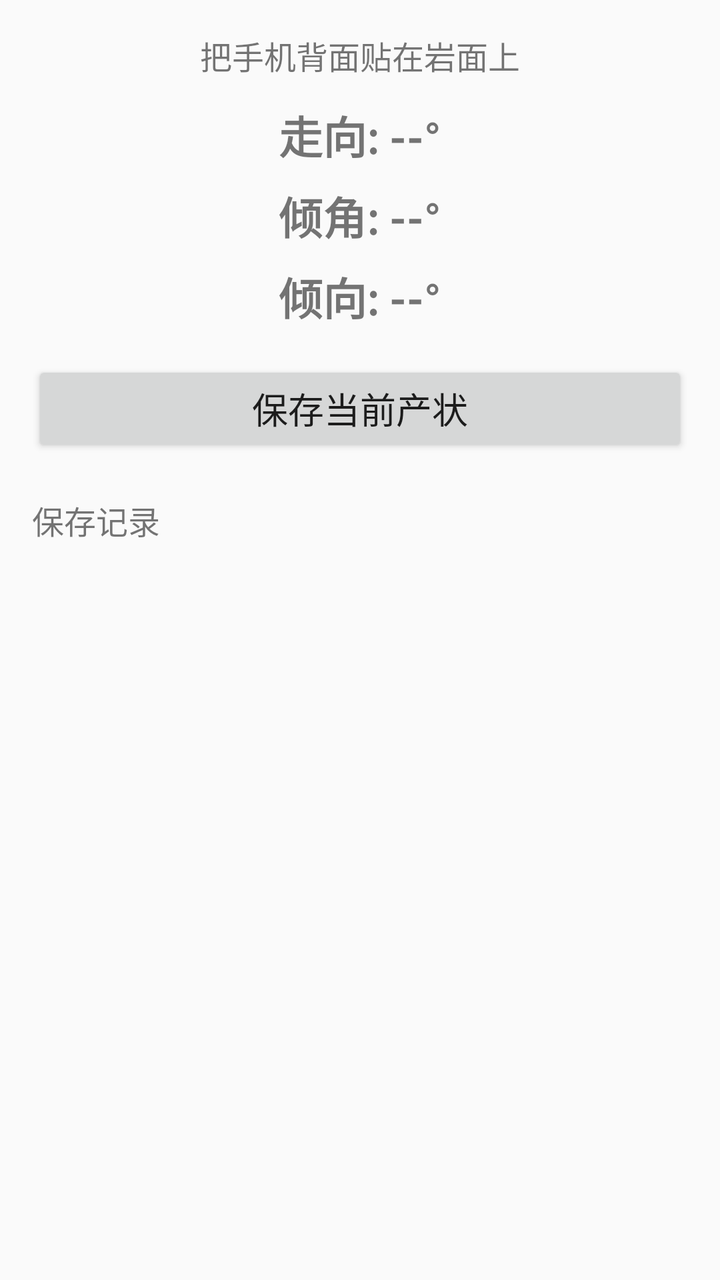
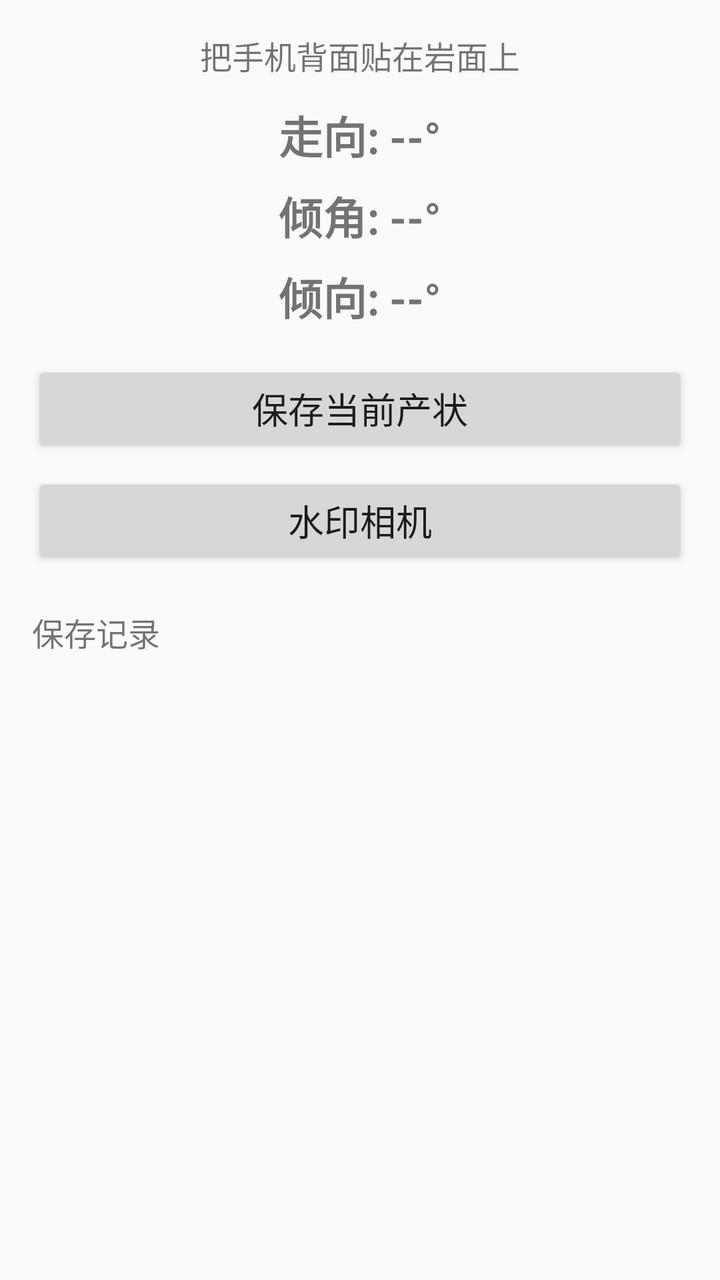

The first picture is an Android layout as it rendered before a commit; the second is the same layout after the commit. The layout source and the unified diff follow.
<!-- AndroidManifest.xml: application theme Theme.AppCompat.Light.DarkActionBar -->
<!-- res/layout/activity_main.xml -->
<?xml version="1.0" encoding="utf-8"?>
<LinearLayout xmlns:android="http://schemas.android.com/apk/res/android"
    android:layout_width="match_parent"
    android:layout_height="match_parent"
    android:orientation="vertical"
    android:padding="16dp">

    <TextView
        android:layout_width="match_parent"
        android:layout_height="wrap_content"
        android:text="把手机背面贴在岩面上"
        android:textSize="16sp"
        android:gravity="center"
        android:paddingBottom="12dp" />

    <TextView
        android:id="@+id/tvStrike"
        android:layout_width="match_parent"
        android:layout_height="wrap_content"
        android:text="走向: --°"
        android:textSize="22sp"
        android:textStyle="bold"
        android:gravity="center" />

    <TextView
        android:id="@+id/tvDip"
        android:layout_width="match_parent"
        android:layout_height="wrap_content"
        android:text="倾角: --°"
        android:textSize="22sp"
        android:textStyle="bold"
        android:gravity="center"
        android:paddingTop="8dp" />

    <TextView
        android:id="@+id/tvDipDir"
        android:layout_width="match_parent"
        android:layout_height="wrap_content"
        android:text="倾向: --°"
        android:textSize="22sp"
        android:textStyle="bold"
        android:gravity="center"
        android:paddingTop="8dp"
        android:paddingBottom="16dp" />

    <Button
        android:id="@+id/btnSave"
        android:layout_width="match_parent"
        android:layout_height="wrap_content"
        android:text="保存当前产状"
        android:textSize="18sp" />

    <TextView
        android:layout_width="match_parent"
        android:layout_height="wrap_content"
        android:text="保存记录"
        android:textSize="16sp"
        android:paddingTop="20dp"
        android:paddingBottom="8dp" />

    <androidx.recyclerview.widget.RecyclerView
        android:id="@+id/recyclerView"
        android:layout_width="match_parent"
        android:layout_height="0dp"
        android:layout_weight="1" />
</LinearLayout>
<!-- resources referenced by this layout -->
<resources>

</resources>

<!-- the commit's change to res/layout/activity_main.xml (unified diff, before → after) -->
@@ -50,6 +50,14 @@
         android:text="保存当前产状"
         android:textSize="18sp" />
 
+    <Button
+        android:id="@+id/btnCamera"
+        android:layout_width="match_parent"
+        android:layout_height="wrap_content"
+        android:text="水印相机"
+        android:textSize="18sp"
+        android:layout_marginTop="8dp" />
+
     <TextView
         android:layout_width="match_parent"
         android:layout_height="wrap_content"
